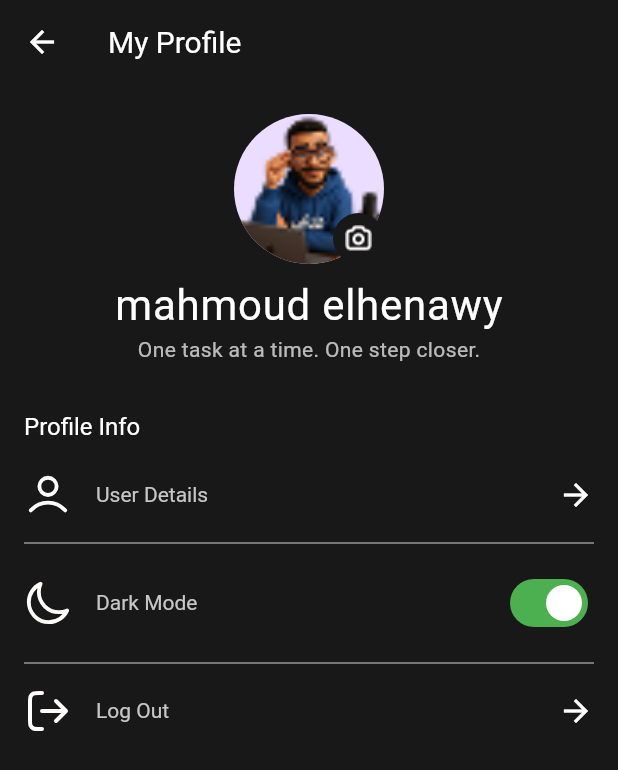
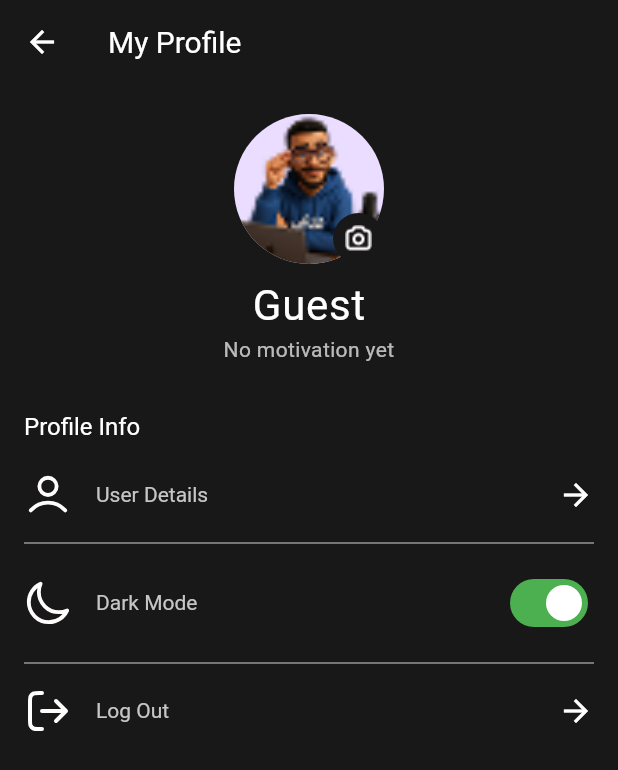
Before and after one commit to MahmoudElhenawy/to_do, a Flutter app: the ProfileView screen opened directly, on a phone screen of 412 x 824 dp. Shown: the top 770 px of the screen. Run offline on Flutter 3.47's test engine with Material 3 defaults, Android fonts, the phone set to English and light mode, and no system bars; our stand-ins replace equatable, flutter_bloc, flutter_svg, hive, hive_flutter; accounts and stored records are empty.

Commit message:
add cubit to user detils and add hive

```diff
--- /dev/null
+++ b/lib/cubit/user/user_cubit.dart
@@ -0,0 +1,23 @@
+import 'package:flutter_bloc/flutter_bloc.dart';
+import 'package:hive/hive.dart';
+import 'package:to_do_app/model/user_model.dart';
+
+class UserCubit extends Cubit<UserModel?> {
+  UserCubit() : super(null) {
+    _loadUser();
+  }
+
+  void _loadUser() async {
+    final box = Hive.box<UserModel>('userBox');
+    if (box.isNotEmpty) {
+      emit(box.getAt(0));
+    }
+  }
+
+  void saveUser(UserModel user) async {
+    final box = Hive.box<UserModel>('userBox');
+    await box.clear();
+    await box.add(user);
+    emit(user);
+  }
+}
--- /dev/null
+++ b/lib/model/user_model.dart
@@ -0,0 +1,14 @@
+import 'package:hive/hive.dart';
+
+part 'user_model.g.dart';
+
+@HiveType(typeId: 1)
+class UserModel {
+  @HiveField(0)
+  final String username;
+
+  @HiveField(1)
+  final String quote;
+
+  UserModel({required this.username, required this.quote});
+}
--- a/lib/theme/theme_data_dark.dart
+++ b/lib/theme/theme_data_dark.dart
@@ -16,7 +16,6 @@ ThemeData getThemeDataDark() {
     ),
     scaffoldBackgroundColor: AppColorDark.appColor,
 
-    // ✅ text theme
     textTheme: const TextTheme(
       displayLarge: TextStyle(
         fontWeight: FontWeight.w400,
@@ -42,7 +41,6 @@ ThemeData getThemeDataDark() {
       ),
     ),
 
-    // ✅ TextField style
     inputDecorationTheme: InputDecorationTheme(
       filled: true,
       fillColor: const Color(0xFF282828),
--- a/lib/views/add_task_view.dart
+++ b/lib/views/add_task_view.dart
@@ -1,6 +1,6 @@
 import 'package:flutter/material.dart';
 import 'package:flutter_bloc/flutter_bloc.dart';
-import 'package:to_do_app/cubit/taskcubit/task_cubit.dart';
+import 'package:to_do_app/cubit/task/task_cubit.dart';
 import 'package:to_do_app/model/task_model.dart';
 import 'package:to_do_app/widgets/custom_elevated_button.dart';
 import 'package:to_do_app/widgets/custom_switch.dart';
--- a/lib/views/completed_tasks_view.dart
+++ b/lib/views/completed_tasks_view.dart
@@ -1,6 +1,6 @@
 import 'package:flutter/material.dart';
 import 'package:flutter_bloc/flutter_bloc.dart';
-import 'package:to_do_app/cubit/taskcubit/task_cubit.dart';
+import 'package:to_do_app/cubit/task/task_cubit.dart';
 import 'package:to_do_app/widgets/item_task.dart';
 
 class CompletedTasksView extends StatelessWidget {
--- a/lib/views/profile_view.dart
+++ b/lib/views/profile_view.dart
@@ -1,6 +1,8 @@
 import 'package:flutter/material.dart';
 import 'package:flutter_bloc/flutter_bloc.dart';
 import 'package:to_do_app/cubit/theme/theme_cubit.dart';
+import 'package:to_do_app/cubit/user/user_cubit.dart';
+import 'package:to_do_app/model/user_model.dart';
 import 'package:to_do_app/widgets/custom_switch.dart';
 import 'package:to_do_app/widgets/profile_info.dart';
 
@@ -14,7 +16,6 @@ class ProfileView extends StatelessWidget {
         title: const Text('My Profile', style: TextStyle(fontSize: 20)),
       ),
       body: SingleChildScrollView(
-        // 👈 علشان يمنع الـ overflow
         padding: const EdgeInsets.symmetric(horizontal: 16, vertical: 20),
         child: Column(
           crossAxisAlignment: CrossAxisAlignment.center,
@@ -30,7 +31,7 @@ class ProfileView extends StatelessWidget {
                   right: 0,
                   child: CircleAvatar(
                     radius: 17,
-                    backgroundColor: const Color(0xff181818),
+                    backgroundColor: Color(0xff181818),
                     child: Image.asset(
                       'assets/camera.png',
                       width: 20,
@@ -41,21 +42,32 @@ class ProfileView extends StatelessWidget {
               ],
             ),
             const SizedBox(height: 12),
+
+            /// 👇 BlocBuilder علشان نعرض بيانات اليوزر
+            BlocBuilder<UserCubit, UserModel?>(
+              builder: (context, user) {
+                return Column(
+                  children: [
                     Text(
-              'mahmoud elhenawy',
+                      user?.username ?? "Guest",
                       style: Theme.of(
                         context,
                       ).textTheme.displayLarge?.copyWith(color: Colors.white),
                     ),
                     const SizedBox(height: 4),
                     Text(
-              'One task at a time. One step closer.',
+                      user?.quote ?? "No motivation yet",
                       style: Theme.of(
                         context,
                       ).textTheme.bodyMedium?.copyWith(color: Colors.white70),
+                      textAlign: TextAlign.center,
                     ),
+                  ],
+                );
+              },
+            ),
+
             const SizedBox(height: 32),
-
             Align(
               alignment: Alignment.centerLeft,
               child: Text(
@@ -65,7 +77,6 @@ class ProfileView extends StatelessWidget {
             ),
             const SizedBox(height: 20),
 
-            // Profile Items
             GestureDetector(
               onTap: () {
                 Navigator.pushNamed(context, '/userDetails');
--- a/lib/views/to_do_tasks_view.dart
+++ b/lib/views/to_do_tasks_view.dart
@@ -1,6 +1,6 @@
 import 'package:flutter/material.dart';
 import 'package:flutter_bloc/flutter_bloc.dart';
-import 'package:to_do_app/cubit/taskcubit/task_cubit.dart';
+import 'package:to_do_app/cubit/task/task_cubit.dart';
 import 'package:to_do_app/widgets/item_task.dart';
 
 class ToDoTasksView extends StatelessWidget {
--- a/lib/widgets/item_task.dart
+++ b/lib/widgets/item_task.dart
@@ -1,6 +1,6 @@
 import 'package:flutter/material.dart';
 import 'package:flutter_bloc/flutter_bloc.dart';
-import 'package:to_do_app/cubit/taskcubit/task_cubit.dart';
+import 'package:to_do_app/cubit/task/task_cubit.dart';
 import 'package:to_do_app/model/task_model.dart';
 
 class ItemTaskListView extends StatelessWidget {
--- a/lib/widgets/task_view_body.dart
+++ b/lib/widgets/task_view_body.dart
@@ -1,7 +1,7 @@
 import 'package:flutter/material.dart';
 import 'package:flutter_bloc/flutter_bloc.dart';
 import 'package:flutter_svg/flutter_svg.dart';
-import 'package:to_do_app/cubit/taskcubit/task_cubit.dart';
+import 'package:to_do_app/cubit/task/task_cubit.dart';
 import 'package:to_do_app/widgets/item_task.dart';
 
 class TaskViewBody extends StatelessWidget {
```
Also changed, not shown: lib/main.dart (+6 -1 lines), lib/views/user_detiles.dart (+25 -4 lines), lib/cubit/task/task_cubit.dart (renamed from lib/cubit/taskcubit/task_cubit.dart), lib/cubit/task/task_state.dart (renamed from lib/cubit/taskcubit/task_state.dart), lib/model/user_model.g.dart (added). Lines whose indentation alone changed are shown as unchanged.
